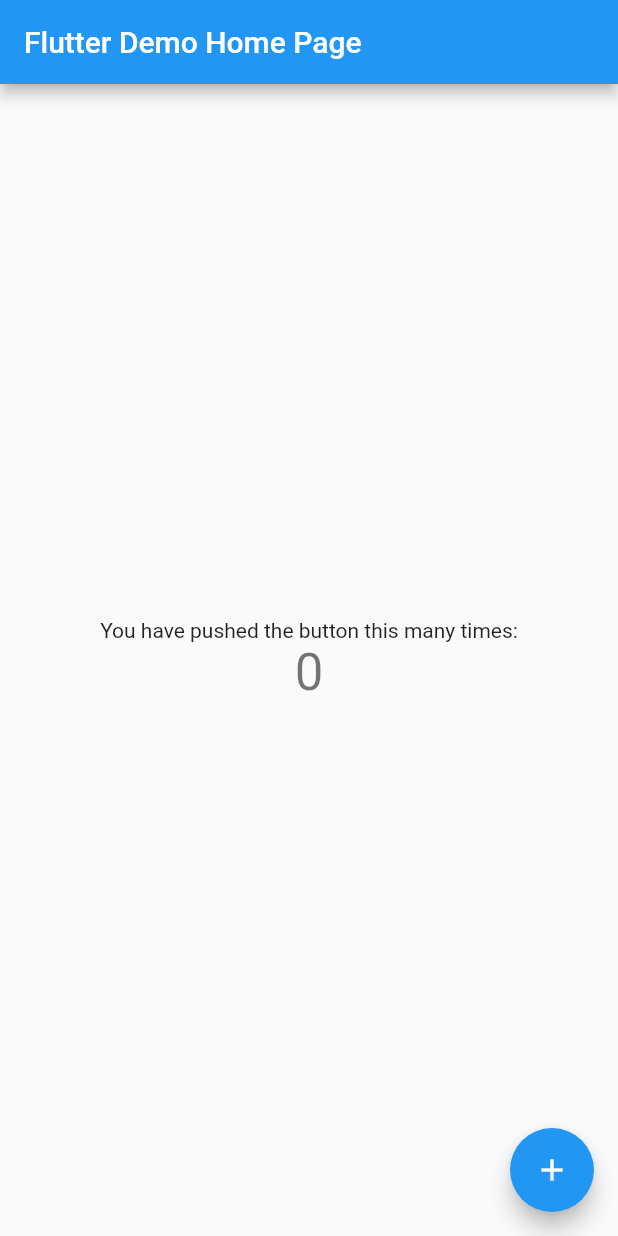
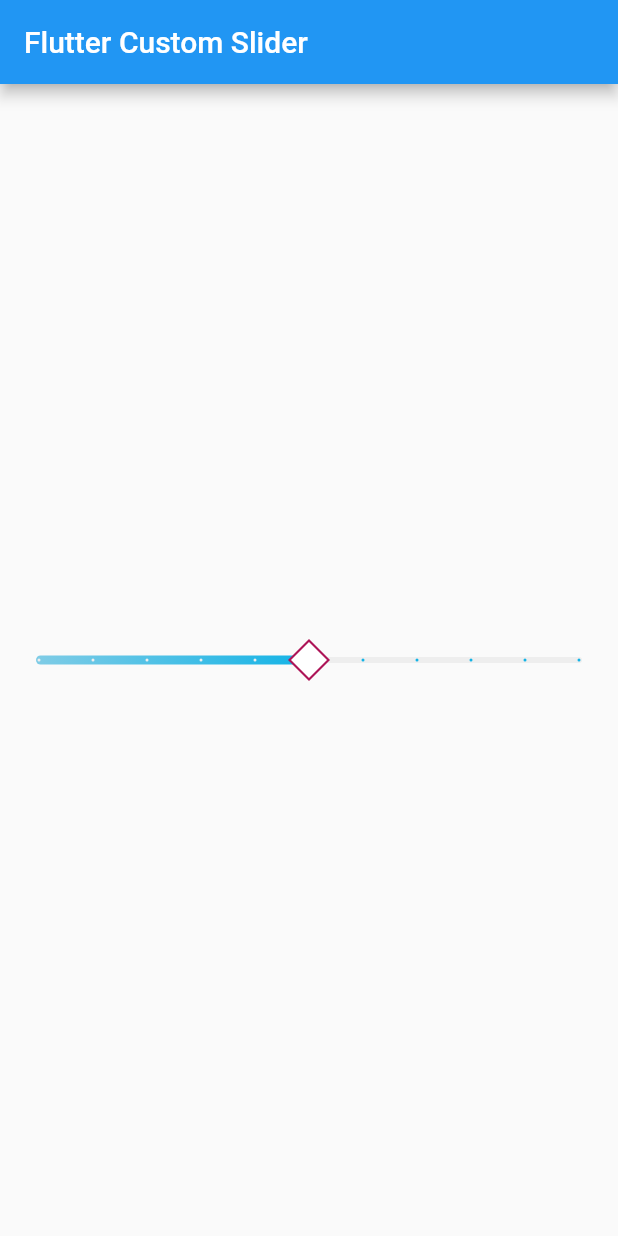
Before and after one commit to kamleshsangani/CustomSlider, a Flutter app: the screen it shows after launch, on a phone screen of 412 x 824 dp. Run offline on Flutter 3.47's test engine with Material 2 defaults, Android fonts, the phone set to English and light mode, and no system bars.

Commit message:
Added files
Added files

```diff
--- /dev/null
+++ b/lib/custom_slider.dart
@@ -0,0 +1,60 @@
+import 'package:flutter/material.dart';
+import 'polygon_thumb_shape.dart';
+import 'polygon_thumb_shape1.dart';
+import 'RoundedRectangleThumbShape.dart';
+import 'constants.dart';
+
+//https://levelup.gitconnected.com/custom-spinner-tooltip-flutter-e3576d531488
+class CustomSlider extends StatefulWidget {
+  @override
+  _CustomSliderState createState() => _CustomSliderState();
+}
+
+class _CustomSliderState extends State<CustomSlider>
+    with TickerProviderStateMixin {
+  GlobalKey _sliderKey = GlobalKey();
+
+  double _value = 50;
+
+  @override
+  Widget build(BuildContext context) {
+    LinearGradient gradient = const LinearGradient(
+        colors: <Color> [
+          Color(0xff7FCCE6),
+          Color(0xff13B3E6),
+          Color(0xff0385BF),
+        ]
+    );
+    return SliderTheme(
+      data: SliderTheme.of(context).copyWith(
+        trackShape: GradientRectSliderTrackShape(gradient: gradient, darkenInactive: true),
+        thumbShape: PolygonSliderThumb(
+          thumbRadius: 10.0,
+          sliderValue: _value,
+        ),
+        //thumbShape: RoundSliderThumbShape(elevation: 10),
+        //overlayShape: RoundSliderOverlayShape(overlayRadius: 2),
+        //overlayColor: Colors.red,
+        inactiveTrackColor: Colors.grey.shade200,
+        activeTrackColor: kCoolPurple,
+        valueIndicatorColor: Color(0xff0385BF), //kCoolPurple,
+        thumbColor: Colors.white, //Color(0xff0385BF), //kCoolPurple,
+          inactiveTickMarkColor: Color(0xff13B3E6), //Colors.grey.shade200,
+        activeTickMarkColor: Colors.grey.shade200, //Color(0xff13B3E6),
+      ),
+      child: Slider(
+        key: _sliderKey,
+        value: _value,
+        min: 0,
+        max: 100,
+        divisions: 10,
+        label: '${_value.toInt()}',
+        onChanged: (newValue) {
+          setState(() {
+            _value = newValue;
+          });
+        },
+      ),
+    );
+  }
+}
--- a/lib/main.dart
+++ b/lib/main.dart
@@ -1,4 +1,6 @@
 import 'package:flutter/material.dart';
+
+import 'custom_slider.dart';
 
 void main() {
   runApp(const MyApp());
@@ -7,109 +9,34 @@ void main() {
 class MyApp extends StatelessWidget {
   const MyApp({super.key});
 
-  // This widget is the root of your application.
   @override
   Widget build(BuildContext context) {
     return MaterialApp(
-      title: 'Flutter Demo',
+      title: 'Flutter Custom Slider',
       theme: ThemeData(
-        // This is the theme of your application.
-        //
-        // Try running your application with "flutter run". You'll see the
-        // application has a blue toolbar. Then, without quitting the app, try
-        // changing the primarySwatch below to Colors.green and then invoke
-        // "hot reload" (press "r" in the console where you ran "flutter run",
-        // or simply save your changes to "hot reload" in a Flutter IDE).
-        // Notice that the counter didn't reset back to zero; the application
-        // is not restarted.
         primarySwatch: Colors.blue,
       ),
-      home: const MyHomePage(title: 'Flutter Demo Home Page'),
+      home: const MyHomePage(),
     );
   }
 }
 
 class MyHomePage extends StatefulWidget {
-  const MyHomePage({super.key, required this.title});
-
-  // This widget is the home page of your application. It is stateful, meaning
-  // that it has a State object (defined below) that contains fields that affect
-  // how it looks.
-
-  // This class is the configuration for the state. It holds the values (in this
-  // case the title) provided by the parent (in this case the App widget) and
-  // used by the build method of the State. Fields in a Widget subclass are
-  // always marked "final".
-
-  final String title;
+  const MyHomePage({super.key,});
 
   @override
   State<MyHomePage> createState() => _MyHomePageState();
 }
 
 class _MyHomePageState extends State<MyHomePage> {
-  int _counter = 0;
-
-  void _incrementCounter() {
-    setState(() {
-      // This call to setState tells the Flutter framework that something has
-      // changed in this State, which causes it to rerun the build method below
-      // so that the display can reflect the updated values. If we changed
-      // _counter without calling setState(), then the build method would not be
-      // called again, and so nothing would appear to happen.
-      _counter++;
-    });
-  }
 
   @override
   Widget build(BuildContext context) {
-    // This method is rerun every time setState is called, for instance as done
-    // by the _incrementCounter method above.
-    //
-    // The Flutter framework has been optimized to make rerunning build methods
-    // fast, so that you can just rebuild anything that needs updating rather
-    // than having to individually change instances of widgets.
     return Scaffold(
       appBar: AppBar(
-        // Here we take the value from the MyHomePage object that was created by
-        // the App.build method, and use it to set our appbar title.
-        title: Text(widget.title),
+        title: const Text("Flutter Custom Slider"),
       ),
-      body: Center(
-        // Center is a layout widget. It takes a single child and positions it
-        // in the middle of the parent.
-        child: Column(
-          // Column is also a layout widget. It takes a list of children and
-          // arranges them vertically. By default, it sizes itself to fit its
-          // children horizontally, and tries to be as tall as its parent.
-          //
-          // Invoke "debug painting" (press "p" in the console, choose the
-          // "Toggle Debug Paint" action from the Flutter Inspector in Android
-          // Studio, or the "Toggle Debug Paint" command in Visual Studio Code)
-          // to see the wireframe for each widget.
-          //
-          // Column has various properties to control how it sizes itself and
-          // how it positions its children. Here we use mainAxisAlignment to
-          // center the children vertically; the main axis here is the vertical
-          // axis because Columns are vertical (the cross axis would be
-          // horizontal).
-          mainAxisAlignment: MainAxisAlignment.center,
-          children: <Widget>[
-            const Text(
-              'You have pushed the button this many times:',
-            ),
-            Text(
-              '$_counter',
-              style: Theme.of(context).textTheme.headlineMedium,
-            ),
-          ],
-        ),
-      ),
-      floatingActionButton: FloatingActionButton(
-        onPressed: _incrementCounter,
-        tooltip: 'Increment',
-        child: const Icon(Icons.add),
-      ), // This trailing comma makes auto-formatting nicer for build methods.
+      body: CustomSlider(),
     );
   }
 }
```
Also changed, not shown: lib/RoundedRectangleThumbShape.dart (added, +55 -0 lines), lib/constants.dart (added, +10 -0 lines), lib/polygon_thumb_shape.dart (added, +114 -0 lines), lib/polygon_thumb_shape1.dart (added, +116 -0 lines).
